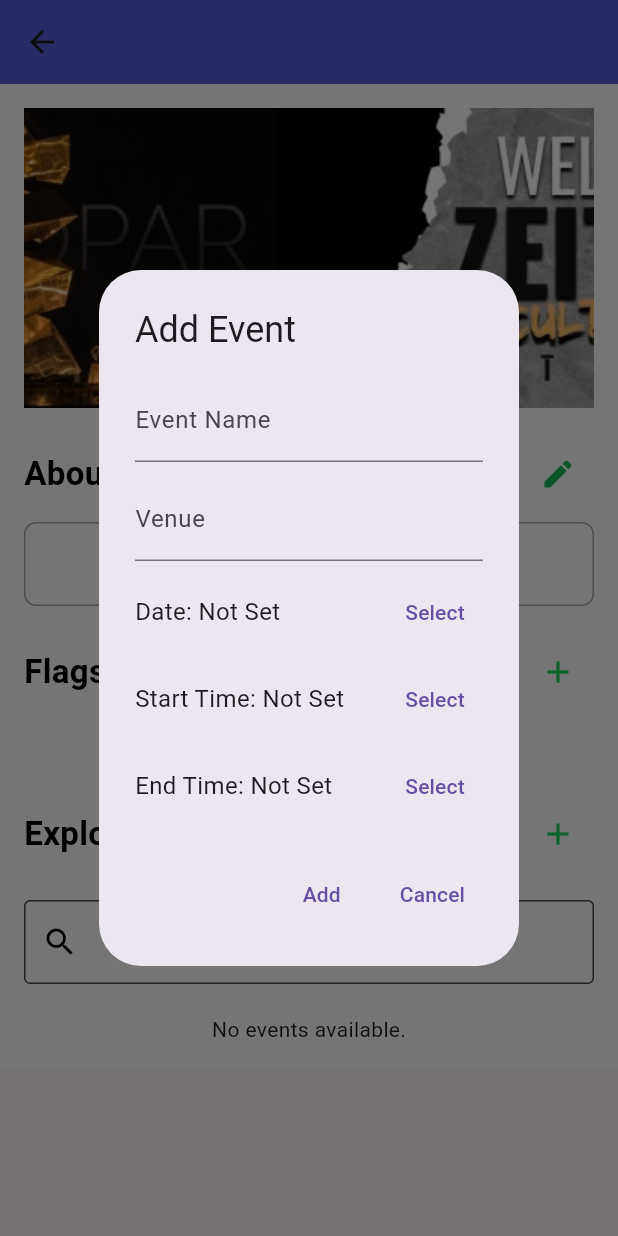
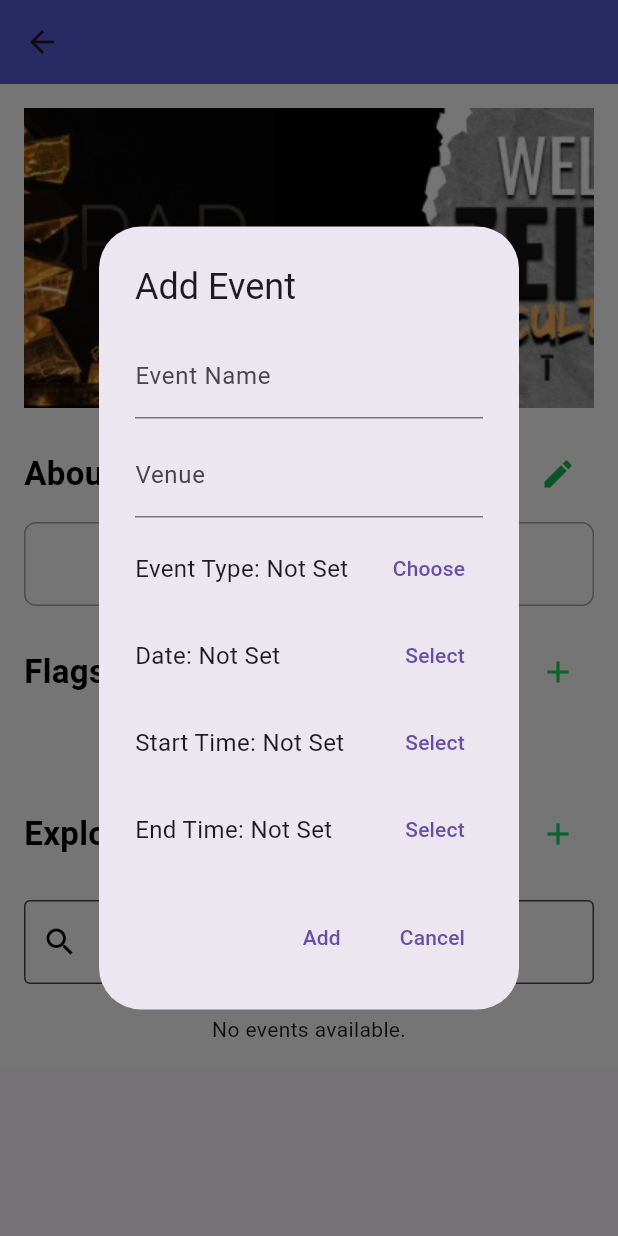
Before and after one commit to MokshIITRpr/FestEaze, a Flutter app: the TemplatePage screen opened directly with empty values, after a tap on the "edit" icon, after a tap on the "add" icon, on a phone screen of 412 x 824 dp. Run offline on Flutter 3.47's test engine with Material 3 defaults, Android fonts, the phone set to English and light mode, and no system bars; our stand-ins replace animate_do, cloud_firestore, csv, file_picker, firebase_auth, firebase_core and 2 more; missing offline and left inert: barcode_scan2; accounts and stored records are empty.

Commit message:
event type is now customisable (brute code).... will add this list to DB if needed :)

```diff
--- a/lib/pages/Fests/festTemplatePage.dart
+++ b/lib/pages/Fests/festTemplatePage.dart
@@ -174,7 +174,6 @@ class _TemplatePageState extends State<TemplatePage> {
         SnackBar(content: Text('Error updating favorites: $e')),
       );
     }
-
   }
 
   @override
@@ -310,6 +309,10 @@ class _TemplatePageState extends State<TemplatePage> {
                                 eventData['eventName'] ?? 'No title';
                             String venue = eventData['venue'] ?? 'Unknown';
                             String docId = eventRef.id; // Get document ID
+                            String type = eventData['type'] ?? 'None';
+                            String imageType = (type == 'None'
+                                ? 'assets/bg_img.jpg'
+                                : 'assets/$type.jpeg');
 
                             // Handle Timestamp fields
                             Timestamp timestampDate =
@@ -379,7 +382,7 @@ class _TemplatePageState extends State<TemplatePage> {
                                             topLeft: Radius.circular(12),
                                             topRight: Radius.circular(12)),
                                         child: Image.asset(
-                                          'assets/bg_img.jpg',
+                                          imageType,
                                           height: 120,
                                           width: double.infinity,
                                           fit: BoxFit.cover,
--- a/lib/pages/Fests/utils/database.dart
+++ b/lib/pages/Fests/utils/database.dart
@@ -64,7 +64,18 @@ void showEventDialog(
 ) {
   final TextEditingController titleController = TextEditingController();
   final TextEditingController venueController = TextEditingController();
-
+  final List<String> eventChoices = [
+    'DJ Night',
+    'Star Night',
+    'Coding',
+    'Software',
+    'Robotics',
+    'Dance',
+    'basketball',
+    'Volleyball',
+    'Cricket'
+  ];
+  String? selectedEvent;
   DateTime? eventDate;
   TimeOfDay? startTime;
   TimeOfDay? endTime;
@@ -92,6 +103,19 @@ void showEventDialog(
                     decoration: const InputDecoration(labelText: "Venue"),
                   ),
                   const SizedBox(height: 10),
+                  _eventPicker(
+                      context, "Event Type", selectedEvent, eventChoices,
+                      (picked) {
+                    setDialogState(() {
+                      if (picked.isEmpty) {
+                        errorMessage = "Please pick an Event Type";
+                      } else {
+                        selectedEvent = picked;
+                        errorMessage = null;
+                      }
+                    });
+                  }),
+                  SizedBox(height: 10),
 
                   // Event Date Picker
                   _datePicker(context, "Date", eventDate, DateTime.now(),
@@ -184,6 +208,7 @@ void showEventDialog(
                           .add({
                         'eventName': titleController.text,
                         'venue': venueController.text,
+                        'type': selectedEvent,
                         'date': Timestamp.fromDate(eventDate!),
                         'startTime': Timestamp.fromDate(startDateTime),
                         'endTime': Timestamp.fromDate(endDateTime),
@@ -274,3 +299,49 @@ Widget _timePicker(BuildContext context, String label, TimeOfDay? time,
     ],
   );
 }
+
+Widget _eventPicker(
+  BuildContext context,
+  String label,
+  String? selectedEvent,
+  List<String> eventOptions,
+  Function(String) onEventPicked,
+) {
+  return Row(
+    mainAxisAlignment: MainAxisAlignment.spaceBetween,
+    children: [
+      Expanded(
+        child: Text(
+          selectedEvent == null ? "$label: Not Set" : "$label: $selectedEvent",
+          style: const TextStyle(fontSize: 16),
+          overflow: TextOverflow.ellipsis,
+        ),
+      ),
+      TextButton(
+        child: const Text("Choose"),
+        onPressed: () async {
+          String? picked = await showDialog<String>(
+            context: context,
+            builder: (BuildContext context) {
+              return SimpleDialog(
+                title: Text("Choose Event"),
+                children: eventOptions.map((event) {
+                  return SimpleDialogOption(
+                    onPressed: () {
+                      Navigator.pop(context, event);
+                    },
+                    child: Text(event),
+                  );
+                }).toList(),
+              );
+            },
+          );
+
+          if (picked != null) {
+            onEventPicked(picked);
+          }
+        },
+      ),
+    ],
+  );
+}
--- a/lib/pages/Homepages/qr_screen.dart
+++ b/lib/pages/Homepages/qr_screen.dart
@@ -325,6 +325,9 @@ class _QRScreenState extends State<QRScreen> {
               // Extract event details
               String eventName = eventData['eventName'] ?? 'No title';
               String venue = eventData['venue'] ?? 'Unknown';
+              String type = eventData['type'] ?? 'None';
+              String imageType =
+                  (type == 'None' ? 'assets/bg_img.jpg' : 'assets/$type.jpeg');
 
               // Handle Timestamp fields
               Timestamp timestampDate = eventData['date'] ?? Timestamp.now();
@@ -389,8 +392,8 @@ class _QRScreenState extends State<QRScreen> {
                               topLeft: Radius.circular(12),
                               topRight: Radius.circular(12),
                             ),
-                            image: const DecorationImage(
-                              image: AssetImage('assets/bg_img.jpg'),
+                            image: DecorationImage(
+                              image: AssetImage(imageType),
                               fit: BoxFit.cover,
                             ),
                           ),
```
Also changed, not shown: pubspec.yaml (+9 -1 lines), assets/Basketball.jpeg (added), assets/Coding.jpeg (added), assets/Cricket.jpeg (added), assets/DJ Night.jpeg (added), assets/Dance.jpeg (added), assets/Robotics.jpeg (added), assets/Software.jpeg (added), assets/Star Night.jpeg (added), assets/Volleyball.jpeg (added).
